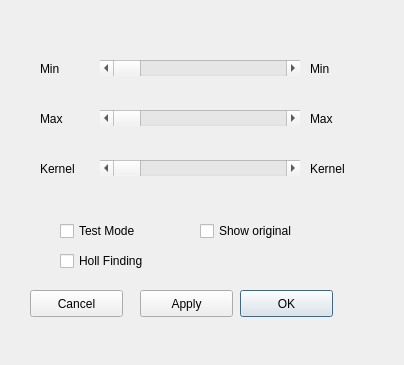
nasserGanjali/baslerCamera-findHole-openCV, file dialog.ui: the form before one commit.
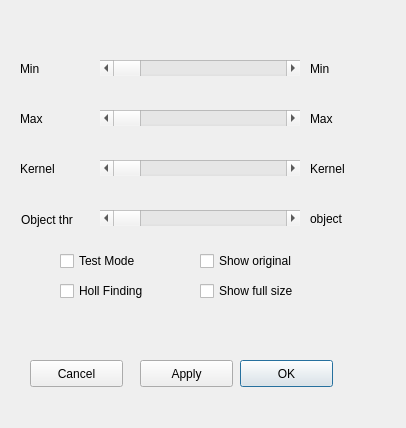
The form after the commit.

Patch:
```diff
--- a/dialog.ui
+++ b/dialog.ui
@@ -6,8 +6,8 @@
    <rect>
     <x>0</x>
     <y>0</y>
-    <width>404</width>
-    <height>365</height>
+    <width>406</width>
+    <height>428</height>
    </rect>
   </property>
   <property name="windowTitle">
@@ -67,7 +67,7 @@
   <widget class="QLabel" name="label">
    <property name="geometry">
     <rect>
-     <x>40</x>
+     <x>20</x>
      <y>60</y>
      <width>62</width>
      <height>17</height>
@@ -80,7 +80,7 @@
   <widget class="QLabel" name="label_2">
    <property name="geometry">
     <rect>
-     <x>40</x>
+     <x>20</x>
      <y>110</y>
      <width>62</width>
      <height>17</height>
@@ -93,7 +93,7 @@
   <widget class="QLabel" name="label_3">
    <property name="geometry">
     <rect>
-     <x>40</x>
+     <x>20</x>
      <y>160</y>
      <width>62</width>
      <height>17</height>
@@ -146,7 +146,7 @@
    <property name="geometry">
     <rect>
      <x>240</x>
-     <y>290</y>
+     <y>360</y>
      <width>93</width>
      <height>27</height>
     </rect>
@@ -159,7 +159,7 @@
    <property name="geometry">
     <rect>
      <x>30</x>
-     <y>290</y>
+     <y>360</y>
      <width>93</width>
      <height>27</height>
     </rect>
@@ -172,7 +172,7 @@
    <property name="geometry">
     <rect>
      <x>140</x>
-     <y>290</y>
+     <y>360</y>
      <width>93</width>
      <height>27</height>
     </rect>
@@ -185,7 +185,7 @@
    <property name="geometry">
     <rect>
      <x>60</x>
-     <y>220</y>
+     <y>250</y>
      <width>93</width>
      <height>22</height>
     </rect>
@@ -198,7 +198,7 @@
    <property name="geometry">
     <rect>
      <x>60</x>
-     <y>250</y>
+     <y>280</y>
      <width>111</width>
      <height>22</height>
     </rect>
@@ -211,7 +211,7 @@
    <property name="geometry">
     <rect>
      <x>200</x>
-     <y>220</y>
+     <y>250</y>
      <width>111</width>
      <height>22</height>
     </rect>
@@ -220,6 +220,64 @@
     <string>Show original</string>
    </property>
   </widget>
+  <widget class="QLabel" name="lblObjectThr">
+   <property name="geometry">
+    <rect>
+     <x>310</x>
+     <y>210</y>
+     <width>62</width>
+     <height>17</height>
+    </rect>
+   </property>
+   <property name="text">
+    <string>object</string>
+   </property>
+  </widget>
+  <widget class="QScrollBar" name="scrObjectThr">
+   <property name="geometry">
+    <rect>
+     <x>100</x>
+     <y>210</y>
+     <width>200</width>
+     <height>16</height>
+    </rect>
+   </property>
+   <property name="minimum">
+    <number>1</number>
+   </property>
+   <property name="maximum">
+    <number>255</number>
+   </property>
+   <property name="orientation">
+    <enum>Qt::Horizontal</enum>
+   </property>
+  </widget>
+  <widget class="QLabel" name="label_4">
+   <property name="geometry">
+    <rect>
+     <x>21</x>
+     <y>210</y>
+     <width>81</width>
+     <height>20</height>
+    </rect>
+   </property>
+   <property name="text">
+    <string>Object thr</string>
+   </property>
+  </widget>
+  <widget class="QCheckBox" name="cbxShowFullSize">
+   <property name="geometry">
+    <rect>
+     <x>200</x>
+     <y>280</y>
+     <width>121</width>
+     <height>22</height>
+    </rect>
+   </property>
+   <property name="text">
+    <string>Show full size</string>
+   </property>
+  </widget>
  </widget>
  <resources/>
  <connections/>
```
